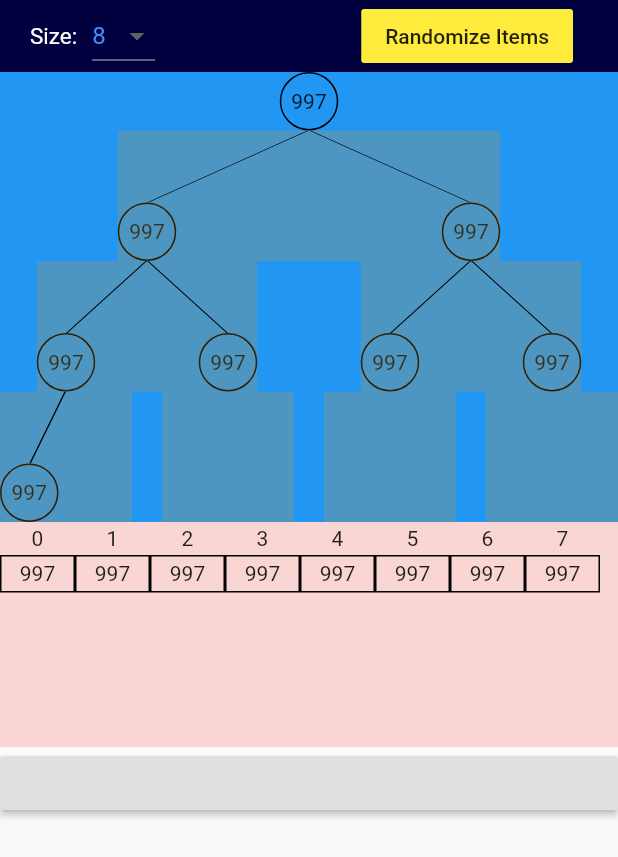
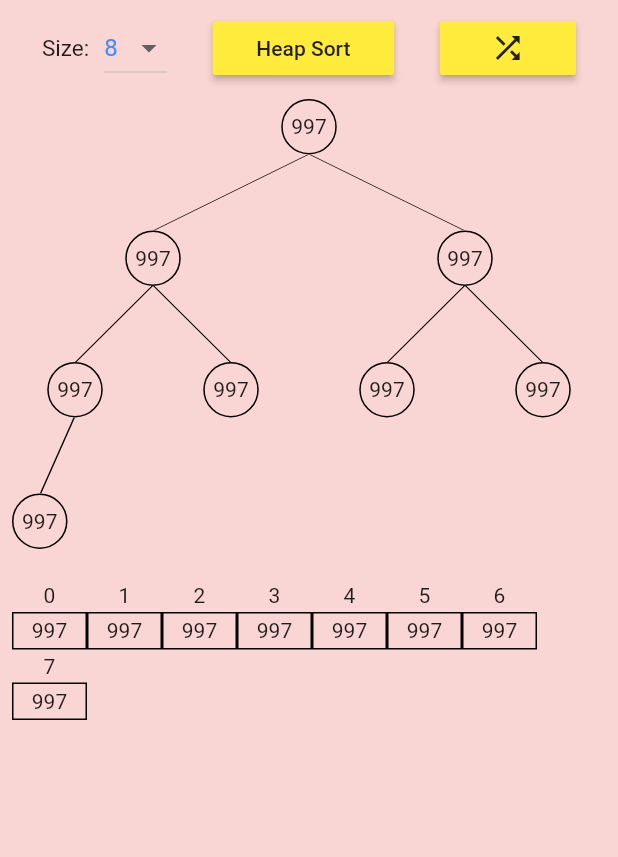
Before and after one commit to AhmedArnaout123/algo_view, a Flutter app: the screen it shows after launch, on a phone screen of 412 x 824 dp. Shown: the top 857 px of the screen. Run offline on Flutter 3.47's test engine with Material 2 defaults, Android fonts, the phone set to English and light mode, and no system bars.

Commit message:
Improve UI and add stop listening to events while sorting

```diff
--- a/lib/heap_sort/animatable_array.dart
+++ b/lib/heap_sort/animatable_array.dart
@@ -74,7 +74,7 @@ class _AnimatableArrayState extends State<AnimatableArray>
   Widget build(BuildContext context) {
     return Container(
       height: 150,
-      color: Colors.red.withOpacity(0.2),
+      // color: Colors.red.withOpacity(0.2),
       child: Wrap(
         direction: Axis.horizontal,
         spacing: 0,
--- a/lib/heap_sort/complete_binary_tree.dart
+++ b/lib/heap_sort/complete_binary_tree.dart
@@ -212,9 +212,9 @@ class _CompleteBinaryTreeState extends State<CompleteBinaryTree>
 
       return Stack(
         children: <Widget>[
-          Container(
-            color: Colors.blue,
-          ),
+          // Container(
+          //   color: Colors.blue,
+          // ),
           ...treeItems
               .asMap()
               .map((index, item) {
@@ -262,9 +262,9 @@ class _CompleteBinaryTreeState extends State<CompleteBinaryTree>
                       ),
                       child: Stack(
                         children: [
-                          Container(
-                            color: Colors.orange.withOpacity(0.2),
-                          ),
+                          // Container(
+                          //   color: Colors.orange.withOpacity(0.2),
+                          // ),
                           Positioned(
                             left: maxWidth / 2,
                             child: 2 * key + 1 < treeSize &&
--- a/lib/main.dart
+++ b/lib/main.dart
@@ -1,8 +1,5 @@
 import 'package:algo_view/heap_sort/animatable_array.dart';
-import 'package:algo_view/heap_sort/comparing_indicator.dart';
 import 'package:algo_view/heap_sort/complete_binary_tree.dart';
-import 'package:algo_view/heap_sort/heap_sort.dart';
-import 'package:algo_view/heap_sort/line.dart';
 import 'package:flutter/material.dart';
 import 'dart:math' as math;
 
@@ -13,7 +10,10 @@ void main(List<String> args) {
 class App extends StatelessWidget {
   @override
   Widget build(BuildContext context) {
-    return MaterialApp(home: HomePage());
+    return MaterialApp(
+      home: HomePage(),
+      debugShowCheckedModeBanner: false,
+    );
   }
 }
 
@@ -29,7 +29,8 @@ class _HomePageState extends State<HomePage>
   CompleteBinaryTreeController treeController;
   AnimatableArrayController arrayController;
   Duration comparingIndicatorDuration = Duration(milliseconds: 400);
-  Duration swipingDuration = Duration(milliseconds: 1000);
+  Duration swipingDuration = Duration(milliseconds: 300);
+  bool isRunning = false;
 
   @override
   void initState() {
@@ -114,23 +115,30 @@ class _HomePageState extends State<HomePage>
   Widget build(BuildContext context) {
     return Scaffold(
       body: SafeArea(
+        child: Container(
+          color: Colors.red.withOpacity(0.2),
           child: ListView(
+            padding: EdgeInsets.all(8),
             children: [
               Container(
                 padding: EdgeInsets.symmetric(horizontal: 20),
-              color: Color(0xff00003f),
                 child: Row(
+                  children: [
+                    Row(
+                      mainAxisSize: MainAxisSize.min,
                       children: [
                         Text(
                           'Size:',
-                    style: TextStyle(color: Colors.white, fontSize: 15),
+                          style: TextStyle(fontSize: 15),
                         ),
                         SizedBox(
                           width: 10,
                         ),
                         DropdownButton<int>(
                           value: treeSize,
-                    onChanged: (_) {
+                          onChanged: isRunning
+                              ? null
+                              : (_) {
                                   setState(() {
                                     treeSize = _;
                                     randomizeItems();
@@ -147,24 +155,52 @@ class _HomePageState extends State<HomePage>
                             ),
                           ),
                         ),
-                  Expanded(
-                    child: Align(
-                      alignment: Alignment.centerRight,
+                      ],
+                    ),
+                    Spacer(
+                      flex: 1,
+                    ),
+                    Flexible(
+                      flex: 4,
+                      fit: FlexFit.tight,
                       child: RaisedButton(
                         color: Colors.yellow,
-                        child: Text('Randomize Items'),
-                        onPressed: () {
+                        child: FittedBox(child: Text('Heap Sort')),
+                        onPressed: isRunning
+                            ? null
+                            : () async {
+                                setState(() {
+                                  isRunning = true;
+                                });
+                                await heapSort(items, 0, items.length - 1);
+                                setState(() {
+                                  isRunning = false;
+                                });
+                              },
+                      ),
+                    ),
+                    Spacer(
+                      flex: 1,
+                    ),
+                    Flexible(
+                      flex: 3,
+                      fit: FlexFit.tight,
+                      child: RaisedButton(
+                        color: Colors.yellow,
+                        child: Icon(Icons.shuffle),
+                        onPressed: isRunning
+                            ? null
+                            : () {
                                 setState(() {
                                   randomizeItems();
                                 });
                               },
                       ),
                     ),
-                  ),
-                  SizedBox(width: 10)
                   ],
                 ),
               ),
+              SizedBox(height: 10),
               Container(
                 // padding: EdgeInsets.symmetric(horizontal: 10),
                 height: 300,
@@ -177,6 +213,7 @@ class _HomePageState extends State<HomePage>
                   swipingAnimationDuration: swipingDuration,
                 ),
               ),
+              SizedBox(height: 20),
               AnimatableArray(
                 items: items,
                 onArrayCreated: (c) {
@@ -185,29 +222,8 @@ class _HomePageState extends State<HomePage>
                 comparingIndicatorDuration: comparingIndicatorDuration,
                 swipingDuration: swipingDuration,
               ),
-            RaisedButton(
-              onPressed: () async {
-                // int index1 = math.Random().nextInt(treeSize);
-                // int index2 = math.Random().nextInt(treeSize);
-                // treeController.showComparingIndicators(index1, index2);
-                // arrayController.showComparingIndicators(index1, index2);
-                // await Future.delayed(Duration(seconds: 2));
-                // treeController.hideComparingIndicators(index1, index2);
-                // arrayController.hideComparingIndicators(index1, index2);
-                // treeController.swipeItems(index1, index2);
-                // arrayController.swipeItems(index1, index2);
-                // print(items);
-                await heapSort(items, 0, items.length - 1);
-                print("done sorting $items");
-                // for (int i = 0; i < 2; i++) {
-                //   arrayController.swipeItems(0, items.length - 1);
-                //   treeController.swipeItems(0, items.length - 1);
-                //   await Future.delayed(Duration(
-                //       milliseconds: swipingDuration.inMilliseconds + 100));
-                // }
-              },
+            ],
           ),
-          ],
         ),
       ),
     );
```
Lines whose indentation alone changed are shown as unchanged.
